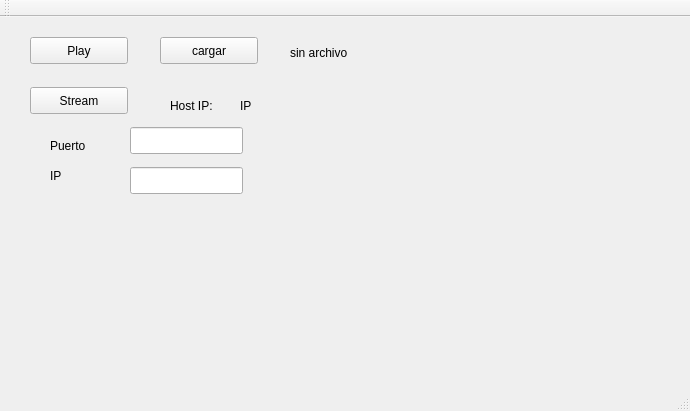
Before: the Qt Designer form aplicacionQT/HostManager/mainwindow.ui in sergioalberto/proyecto1-SE, drawn with Qt 5.
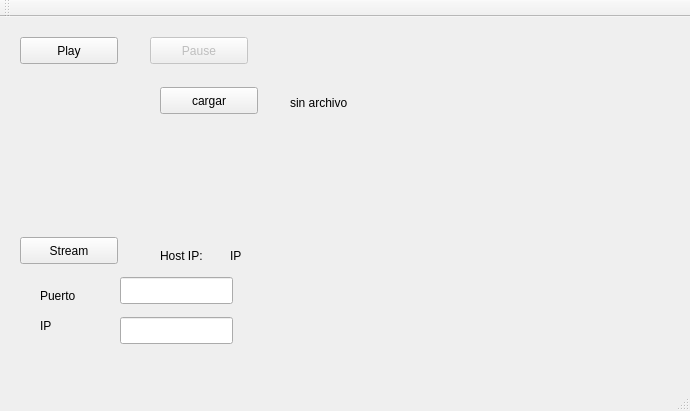
After: the same form once the commit is applied.

```diff
--- a/aplicacionQT/HostManager/mainwindow.ui
+++ b/aplicacionQT/HostManager/mainwindow.ui
@@ -17,7 +17,7 @@
    <widget class="QPushButton" name="playButton">
     <property name="geometry">
      <rect>
-      <x>30</x>
+      <x>20</x>
       <y>20</y>
       <width>98</width>
       <height>27</height>
@@ -30,8 +30,8 @@
    <widget class="QPushButton" name="pushButton">
     <property name="geometry">
      <rect>
-      <x>30</x>
-      <y>70</y>
+      <x>20</x>
+      <y>220</y>
       <width>98</width>
       <height>27</height>
      </rect>
@@ -43,8 +43,8 @@
    <widget class="QLineEdit" name="lineEdit">
     <property name="geometry">
      <rect>
-      <x>130</x>
-      <y>150</y>
+      <x>120</x>
+      <y>300</y>
       <width>113</width>
       <height>27</height>
      </rect>
@@ -53,8 +53,8 @@
    <widget class="QLineEdit" name="lineEdit_2">
     <property name="geometry">
      <rect>
-      <x>130</x>
-      <y>110</y>
+      <x>120</x>
+      <y>260</y>
       <width>113</width>
       <height>27</height>
      </rect>
@@ -63,8 +63,8 @@
    <widget class="QLabel" name="label">
     <property name="geometry">
      <rect>
-      <x>170</x>
-      <y>80</y>
+      <x>160</x>
+      <y>230</y>
       <width>66</width>
       <height>17</height>
      </rect>
@@ -76,8 +76,8 @@
    <widget class="QLabel" name="ipLabel">
     <property name="geometry">
      <rect>
-      <x>240</x>
-      <y>80</y>
+      <x>230</x>
+      <y>230</y>
       <width>66</width>
       <height>17</height>
      </rect>
@@ -89,8 +89,8 @@
    <widget class="QLabel" name="label_3">
     <property name="geometry">
      <rect>
-      <x>50</x>
-      <y>120</y>
+      <x>40</x>
+      <y>270</y>
       <width>66</width>
       <height>17</height>
      </rect>
@@ -102,8 +102,8 @@
    <widget class="QLabel" name="label_4">
     <property name="geometry">
      <rect>
-      <x>50</x>
-      <y>150</y>
+      <x>40</x>
+      <y>300</y>
       <width>66</width>
       <height>17</height>
      </rect>
@@ -116,7 +116,7 @@
     <property name="geometry">
      <rect>
       <x>160</x>
-      <y>20</y>
+      <y>70</y>
       <width>98</width>
       <height>27</height>
      </rect>
@@ -129,7 +129,7 @@
     <property name="geometry">
      <rect>
       <x>290</x>
-      <y>20</y>
+      <y>70</y>
       <width>381</width>
       <height>31</height>
      </rect>
@@ -138,6 +138,22 @@
      <string>sin archivo</string>
     </property>
    </widget>
+   <widget class="QPushButton" name="pauseButton">
+    <property name="enabled">
+     <bool>false</bool>
+    </property>
+    <property name="geometry">
+     <rect>
+      <x>150</x>
+      <y>20</y>
+      <width>98</width>
+      <height>27</height>
+     </rect>
+    </property>
+    <property name="text">
+     <string>Pause</string>
+    </property>
+   </widget>
   </widget>
   <widget class="QMenuBar" name="menuBar">
    <property name="geometry">
```
Left out of the diff: 36 changed lines with no effect on the pictures.
